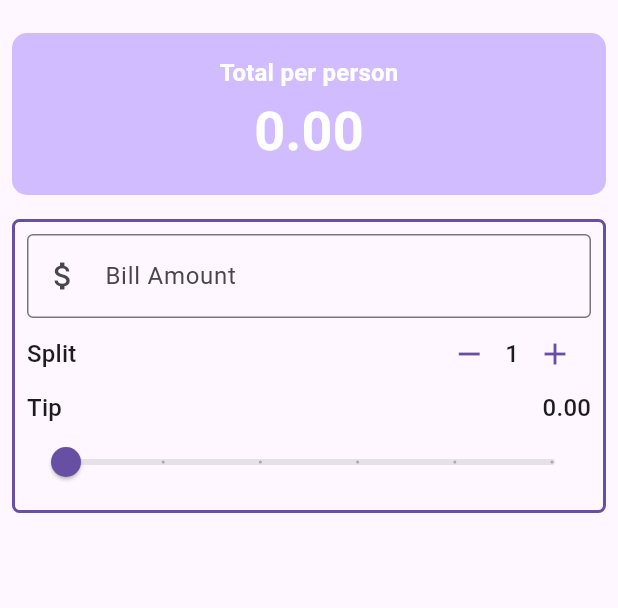
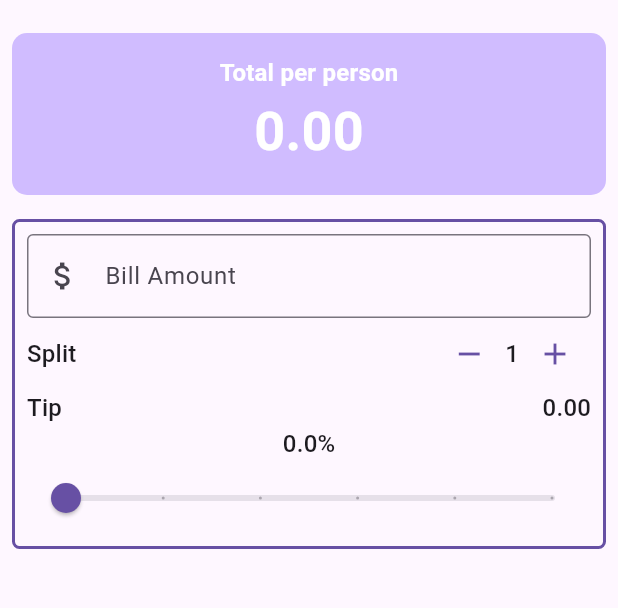
Before and after one commit to Mr-Nuruzzaman/utip, a Flutter app: the screen it shows after launch, on a phone screen of 412 x 824 dp, the part 63-671 px from its top. Run offline on Flutter 3.47's test engine with Material 3 defaults, Android fonts, the phone set to English and light mode, and no system bars.

Commit message:
toggle_theme_button widget added

```diff
--- a/lib/main.dart
+++ b/lib/main.dart
@@ -6,6 +6,7 @@ import 'package:utip/widgets/bill_amount_feild.dart';
 import 'package:utip/widgets/person_counter.dart';
 import 'package:utip/widgets/tip_count.dart';
 import 'package:utip/widgets/tip_slider.dart';
+import 'package:utip/widgets/toggle_theme_button.dart';
 import 'package:utip/widgets/total_per_person.dart';
 
 void main() {
@@ -27,6 +28,7 @@ class MyApp extends StatelessWidget {
     return MaterialApp(
       title: 'UTip App',
       theme: themeProvider.currentTheme,
+      debugShowCheckedModeBanner: false,
       // theme: ThemeData(
       //   colorScheme: ColorScheme.fromSeed(
       //       seedColor: const Color.fromARGB(255, 174, 163, 192)),
@@ -51,7 +53,6 @@ class _UTipState extends State<UTip> {
     double total = model.totalPerPerson;
     var theme = Theme.of(context);
 
-    final themeProvider = Provider.of<ThemeProvider>(context);
     // print("Curent Theme: ${themeProvider.currentTheme.toString()}");
     final style = theme.textTheme.titleMedium!.copyWith(
         color: theme.colorScheme.onPrimary, fontWeight: FontWeight.bold);
@@ -61,18 +62,7 @@ class _UTipState extends State<UTip> {
           actions: [
             StatefulBuilder(
               builder: (context, setState) {
-                return IconButton(
-                  icon: Icon(
-                    themeProvider.isDarkMode
-                        ? Icons.sunny
-                        : Icons.nightlight_round,
-                    color: const Color.fromARGB(255, 209, 201, 201),
-                  ),
-                  iconSize: 30.0,
-                  onPressed: () {
-                    themeProvider.toggleTheme();
-                  },
-                );
+                return const ToggleThemeButton();
               },
             ),
           ],
@@ -115,6 +105,11 @@ class _UTipState extends State<UTip> {
                           total: total,
                           personCount: model.personCount,
                           billTotal: model.billTotal),
+
+                      Text(
+                        "${model.tipPercentage * 100}%",
+                        style: theme.textTheme.titleMedium,
+                      ),
                       //slider section
                       TipSlider(
                         tipPercentage: model.tipPercentage,
--- /dev/null
+++ b/lib/widgets/toggle_theme_button.dart
@@ -0,0 +1,24 @@
+import 'package:flutter/material.dart';
+import 'package:provider/provider.dart';
+import 'package:utip/providers/ThemeProvider.dart';
+
+class ToggleThemeButton extends StatelessWidget {
+  const ToggleThemeButton({
+    super.key,
+  });
+
+  @override
+  Widget build(BuildContext context) {
+    final themeProvider = Provider.of<ThemeProvider>(context);
+    return IconButton(
+      icon: Icon(
+        themeProvider.isDarkMode ? Icons.sunny : Icons.nightlight_round,
+        color: const Color.fromARGB(255, 209, 201, 201),
+      ),
+      iconSize: 30.0,
+      onPressed: () {
+        themeProvider.toggleTheme();
+      },
+    );
+  }
+}
```
